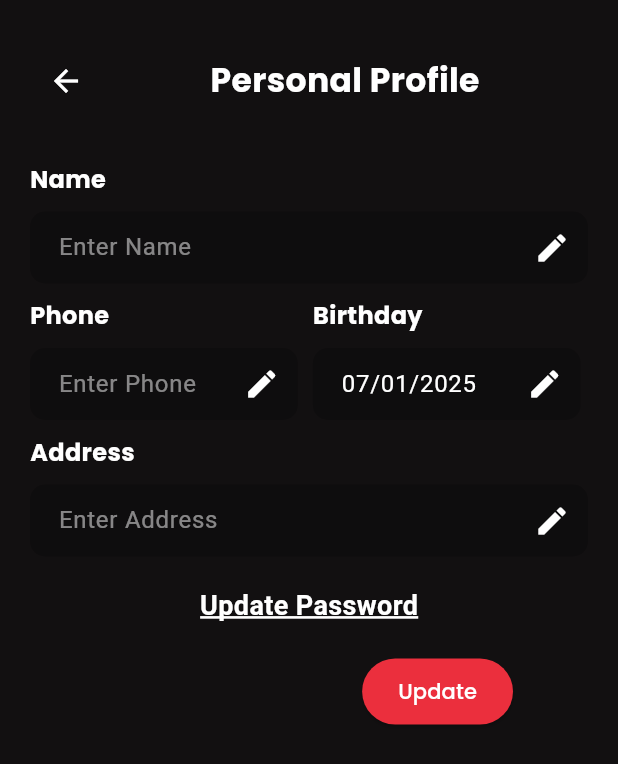
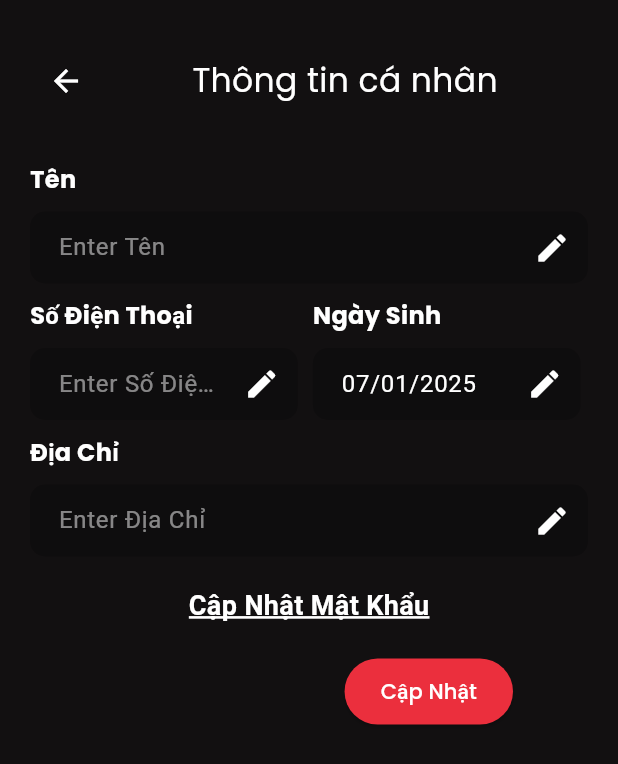
Before and after one commit to coder1807/App-Mobile-Booking-Ticket-Movie, a Flutter app: the InfoPage screen opened directly, on a phone screen of 412 x 824 dp. Shown: the top 764 px of the screen. Run offline on Flutter 3.47's test engine with Material 3 defaults, Android fonts, the light colour scheme and no system bars; our stand-ins replace app_links, firebase_auth, firebase_core, flutter_dotenv, font_awesome_flutter, google_maps_flutter and 4 more; missing offline and left inert: dart:ffi, flutter_facebook_auth, google_maps_url_extractor; accounts and stored records are empty; network calls fail.

Commit message:
viet hoa

```diff
--- a/lib/Screens/Client/Main/Views/BlogPage.dart
+++ b/lib/Screens/Client/Main/Views/BlogPage.dart
@@ -18,7 +18,7 @@ class _ListBlog extends State<BlogPage> {
       appBar: AppBar(
         backgroundColor: AppTheme.colors.mainBackground,
         title: Text(
-          'News',
+          'Tin tức',
           style: TextStyle(
             fontFamily: 'Poppins',
             color: AppTheme.colors.white,
--- a/lib/Screens/Client/Main/Views/Profile.dart
+++ b/lib/Screens/Client/Main/Views/Profile.dart
@@ -61,7 +61,7 @@ class _ProfilePageState extends State<ProfilePage> {
             crossAxisAlignment: CrossAxisAlignment.center,
             children: [
               Text(
-                'Profile',
+                'Thông tin cá nhân',
                 style: TextStyle(
                   color: AppTheme.colors.white,
                   fontSize: 30,
@@ -145,7 +145,7 @@ class _ProfilePageState extends State<ProfilePage> {
       children: [
         _buildListTile(
           icon: Icons.person,
-          title: 'Personal Info',
+          title: 'Thông tin cá nhân',
           onTap: () {
             Navigator.push(
               context,
@@ -155,7 +155,7 @@ class _ProfilePageState extends State<ProfilePage> {
         ),
         _buildListTile(
           icon: Icons.notifications,
-          title: 'Notification',
+          title: 'Thông báo',
           onTap: () {
             Navigator.push(
               context,
@@ -165,7 +165,7 @@ class _ProfilePageState extends State<ProfilePage> {
         ),
         _buildListTile(
           icon: Icons.movie,
-          title: 'Favorite Movie',
+          title: 'Phim yêu thích',
           onTap: () {
             Navigator.push(
               context,
@@ -216,7 +216,7 @@ class _ProfilePageState extends State<ProfilePage> {
         color: _isDarkMode ? AppTheme.colors.pink : AppTheme.colors.black,
       ),
       title: Text(
-        'Dark Mode',
+        'Chế độ tối',
         style: TextStyle(
           color: _isDarkMode ? AppTheme.colors.white : AppTheme.colors.black,
           fontSize: 18,
@@ -241,7 +241,7 @@ class _ProfilePageState extends State<ProfilePage> {
         color: AppTheme.colors.buttonColor,
       ),
       title: Text(
-        'Logout',
+        'Thoát',
         style: TextStyle(
           color: AppTheme.colors.buttonColor,
           fontSize: 18,
--- a/lib/Screens/Client/Main/Views/Profile/InfoProfile.dart
+++ b/lib/Screens/Client/Main/Views/Profile/InfoProfile.dart
@@ -122,11 +122,10 @@ class _InfoPageState extends State<InfoPage> {
         ),
         const Spacer(),
         Text(
-          'Personal Profile',
+          'Thông tin cá nhân',
           style: TextStyle(
             color: AppTheme.colors.white,
             fontSize: 22,
-            fontWeight: FontWeight.bold,
             fontFamily: 'Poppins',
           ),
         ),
@@ -144,13 +143,13 @@ class _InfoPageState extends State<InfoPage> {
           runSpacing: 10,
           children: [
             _buildInputField(
-                'Name', nameController, nameFocusNode, screenWidth * 1),
+                'Tên', nameController, nameFocusNode, screenWidth * 1),
             _buildInputField(
-                'Phone', phoneController, phoneFocusNode, screenWidth * 0.48),
-            _buildInputField('Birthday', birthdayController, birthdayFocusNode,
+                'Số Điện Thoại', phoneController, phoneFocusNode, screenWidth * 0.48),
+            _buildInputField('Ngày Sinh', birthdayController, birthdayFocusNode,
                 screenWidth * 0.48,
                 onTap: () => _pickDate(context), readOnly: true),
-            _buildInputField('Address', addressController, addressFocusNode,
+            _buildInputField('Địa Chỉ', addressController, addressFocusNode,
                 screenWidth * 1),
           ],
         );
@@ -172,7 +171,7 @@ class _InfoPageState extends State<InfoPage> {
                 });
               },
               child: Text(
-                'Update Password',
+                'Cập Nhật Mật Khẩu',
                 style: TextStyle(
                   color: AppTheme.colors.white,
                   fontSize: 18,
@@ -190,13 +189,13 @@ class _InfoPageState extends State<InfoPage> {
           Column(
             mainAxisAlignment: MainAxisAlignment.start,
             children: [
-              _buildPasswordField('Current Password', currentPasswordController,
+              _buildPasswordField('Mật Khẩu Hiện Tại', currentPasswordController,
                   MediaQuery.of(context).size.width * 0.9, 'currentPassword'),
               const SizedBox(height: 10),
-              _buildPasswordField('New Password', newPasswordController,
+              _buildPasswordField('Mật Khẩu Mới', newPasswordController,
                   MediaQuery.of(context).size.width * 0.9, 'newPassword'),
               const SizedBox(height: 10),
-              _buildPasswordField('Confirm Password', confirmPasswordController,
+              _buildPasswordField('Xác Nhận Mật Khẩu', confirmPasswordController,
                   MediaQuery.of(context).size.width * 0.9, 'confirmPassword'),
               const SizedBox(height: 20),
               Padding(
@@ -216,9 +215,10 @@ class _InfoPageState extends State<InfoPage> {
                             horizontal: 24, vertical: 12),
                       ),
                       child: Text(
-                        "Update",
+                        "Cập Nhật",
                         style: TextStyle(
                           fontFamily: 'Poppins',
+                          fontWeight: FontWeight.w700,
                           color: AppTheme.colors.white,
                         ),
                       ),
@@ -244,7 +244,7 @@ class _InfoPageState extends State<InfoPage> {
                         horizontal: 24, vertical: 12),
                   ),
                   child: Text(
-                    "Update",
+                    "Cập Nhật",
                     style: TextStyle(
                       fontFamily: 'Poppins',
                       color: AppTheme.colors.white,
--- a/lib/Screens/Client/Main/Views/Profile/Notification.dart
+++ b/lib/Screens/Client/Main/Views/Profile/Notification.dart
@@ -83,11 +83,11 @@ class _NotificationPageState extends State<NotificationPage> {
         ),
         const Spacer(),
         Text(
-          'Notification',
+          'Thông báo',
+          textAlign: TextAlign.center,
           style: TextStyle(
             color: AppTheme.colors.white,
             fontSize: 22,
-            fontWeight: FontWeight.bold,
             fontFamily: 'Poppins',
           ),
         ),
--- a/lib/main.dart
+++ b/lib/main.dart
@@ -111,11 +111,11 @@ class _MainPageState extends State<MainPage> {
           items: const [
             BottomNavigationBarItem(
               icon: Icon(Icons.home),
-              label: 'Home',
+              label: 'Trang chủ',
             ),
             BottomNavigationBarItem(
               icon: Icon(Icons.theaters),
-              label: 'Cinemas',
+              label: 'Rạp phim',
             ),
             BottomNavigationBarItem(
               icon: Icon(Icons.confirmation_number),
@@ -123,11 +123,11 @@ class _MainPageState extends State<MainPage> {
             ),
             BottomNavigationBarItem(
               icon: Icon(Icons.newspaper),
-              label: 'News',
+              label: 'Tin tức',
             ),
             BottomNavigationBarItem(
               icon: Icon(Icons.person),
-              label: 'Profile',
+              label: 'Hồ sơ',
             ),
           ],
         ),
```
Also changed, not shown: lib/Screens/Client/Main/Views/Bookings/Movies/SeatBooking.dart (+67 -45 lines), lib/Screens/Client/Main/Views/HomePage.dart (+17 -6 lines).
